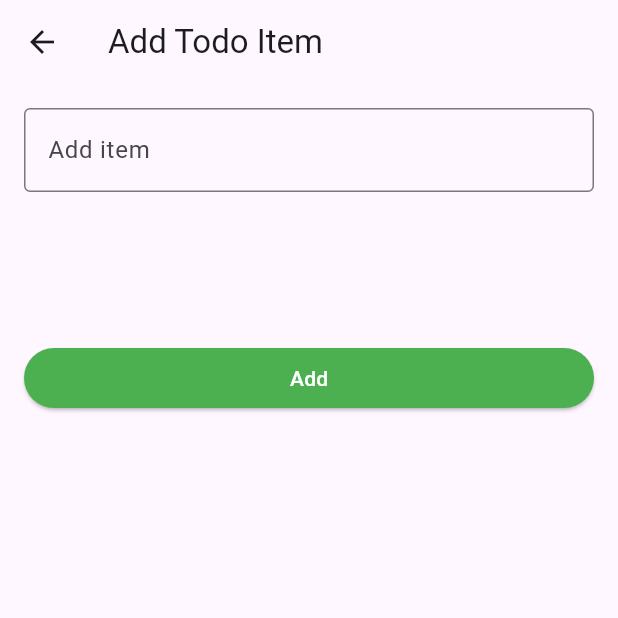
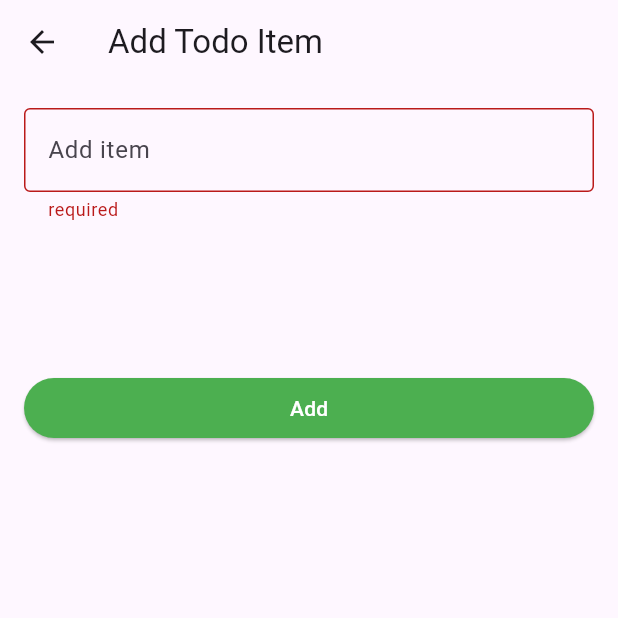
Before and after one commit to rgtstha/Padmakanya-todo-app, a Flutter app: the TodoAddScreen screen opened directly, after a tap on "Add", on a phone screen of 412 x 824 dp, the top half of it. Run offline on Flutter 3.47's test engine with Material 3 defaults, Android fonts, the light colour scheme and no system bars.

Commit message:
add todo feature completed

```diff
--- a/lib/screens/todo_add_screen.dart
+++ b/lib/screens/todo_add_screen.dart
@@ -1,4 +1,5 @@
 import 'package:flutter/material.dart';
+import 'package:flutter_form/models/todo_model.dart';
 import 'package:flutter_form/widgets/todo_elevated_button.dart';
 
 class TodoAddScreen extends StatefulWidget {
@@ -9,6 +10,15 @@ class TodoAddScreen extends StatefulWidget {
 }
 
 class _TodoAddScreenState extends State<TodoAddScreen> {
+  final TextEditingController _todoController = TextEditingController();
+  final _formKey = GlobalKey<FormState>();
+
+  @override
+  void dispose() {
+    _todoController.dispose();
+    super.dispose();
+  }
+
   @override
   Widget build(BuildContext context) {
     return Scaffold(
@@ -17,20 +27,41 @@ class _TodoAddScreenState extends State<TodoAddScreen> {
       ),
       body: SingleChildScrollView(
         padding: const EdgeInsets.all(16),
+        child: Form(
+          key: _formKey,
           child: Column(
             children: [
               TextFormField(
+                controller: _todoController,
                 decoration: const InputDecoration(
                   hintText: "Add item",
                   border: OutlineInputBorder(),
                 ),
+                validator: (String? value) {
+                  if (value == null || value.isEmpty) {
+                    return "required";
+                  }
+                  return null;
+                },
               ),
               const SizedBox(height: 100),
               TodoElevatedButton(
                 text: "Add",
-              onPressed: () {},
+                onPressed: () {
+                  if (_formKey.currentState!.validate()) {
+                    String todoText = _todoController.text;
+
+                    TodoModel todo = TodoModel(
+                      title: todoText,
+                      isCompleted: false,
+                    );
+
+                    Navigator.of(context).pop(todo);
+                  }
+                },
               ),
             ],
+          ),
         ),
       ),
     );
--- a/lib/widgets/todo_item_widget.dart
+++ b/lib/widgets/todo_item_widget.dart
@@ -5,9 +5,11 @@ class TodoItemWidget extends StatelessWidget {
   const TodoItemWidget({
     super.key,
     required this.todo,
+    required this.onChanged,
   });
 
   final TodoModel todo;
+  final void Function(bool?)? onChanged;
 
   @override
   Widget build(BuildContext context) {
@@ -16,7 +18,7 @@ class TodoItemWidget extends StatelessWidget {
       tileColor: Colors.lightGreen,
       trailing: Checkbox(
         value: todo.isCompleted,
-        onChanged: (bool? value) {},
+        onChanged: onChanged,
       ),
     );
   }
```
Also changed, not shown: lib/screens/home_screen.dart (+29 -2 lines). Lines whose indentation alone changed are shown as unchanged.
